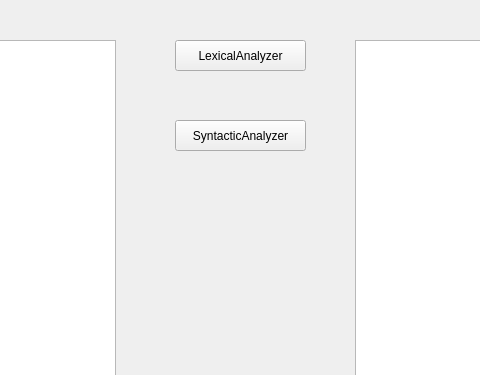
Qt form Compiler.ui (FreedomHappy/CompilersPrinciples) before a commit; both pictures show x 175 to 655 and y 0 to 375 of the 800 by 600 pixel window.
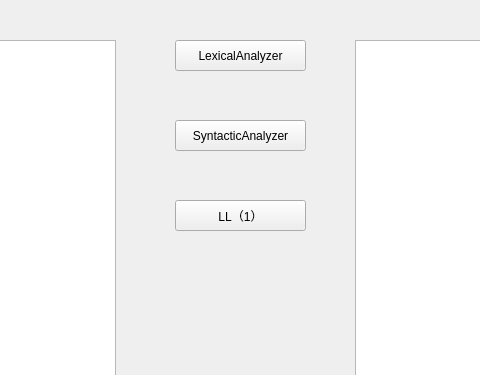
The same form after that commit.

The edit to the form file:
```diff
--- a/Compiler.ui
+++ b/Compiler.ui
@@ -60,6 +60,19 @@
      <string>SyntacticAnalyzer</string>
     </property>
    </widget>
+   <widget class="QPushButton" name="pushButton">
+    <property name="geometry">
+     <rect>
+      <x>350</x>
+      <y>200</y>
+      <width>131</width>
+      <height>31</height>
+     </rect>
+    </property>
+    <property name="text">
+     <string>LL（1）</string>
+    </property>
+   </widget>
   </widget>
   <widget class="QMenuBar" name="menubar">
    <property name="geometry">
```
Left out of the diff: 17 changed lines with no effect on the pictures.
